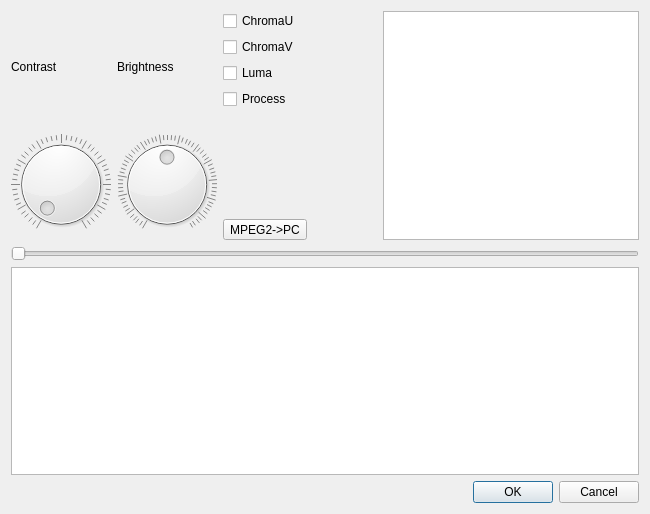
The window that avidemux_plugins/ADM_videoFilters6/contrast/qt4/contrast.ui (mean00/avidemux2) describes before a commit, drawn with Qt 5.
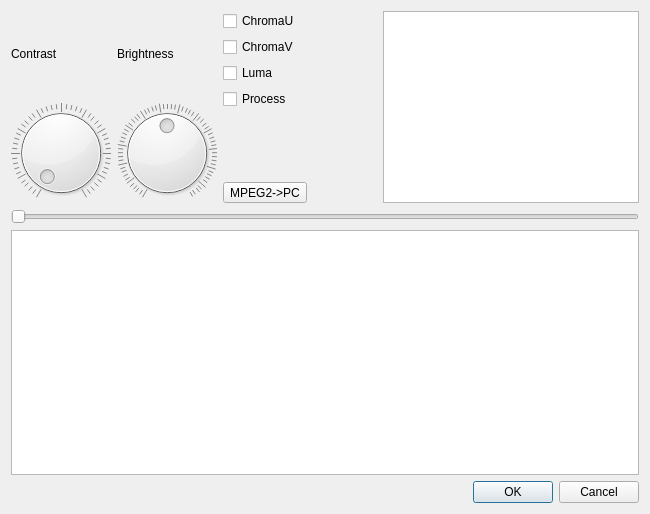
The same window after the commit.

Commit message: [contrast] Make filter preview resizable

The edit to the form file:
```diff
--- a/avidemux_plugins/ADM_videoFilters6/contrast/qt4/contrast.ui
+++ b/avidemux_plugins/ADM_videoFilters6/contrast/qt4/contrast.ui
@@ -15,7 +15,7 @@
   </property>
   <layout class="QGridLayout" name="gridLayout">
    <item row="0" column="0">
-    <layout class="QVBoxLayout" name="verticalLayout_5">
+    <layout class="QVBoxLayout" name="verticalLayout_5" stretch="0,1">
      <item>
       <layout class="QHBoxLayout" name="horizontalLayout_2">
        <item>
@@ -145,7 +145,7 @@
            <property name="sizeHint" stdset="0">
             <size>
              <width>20</width>
-             <height>40</height>
+             <height>0</height>
             </size>
            </property>
           </spacer>
@@ -180,6 +180,12 @@
            <verstretch>0</verstretch>
           </sizepolicy>
          </property>
+         <property name="sizeHint" stdset="0">
+          <size>
+           <width>256</width>
+           <height>128</height>
+          </size>
+         </property>
          <property name="minimumSize">
           <size>
            <width>256</width>
```
The commit also changes 2 other files.
